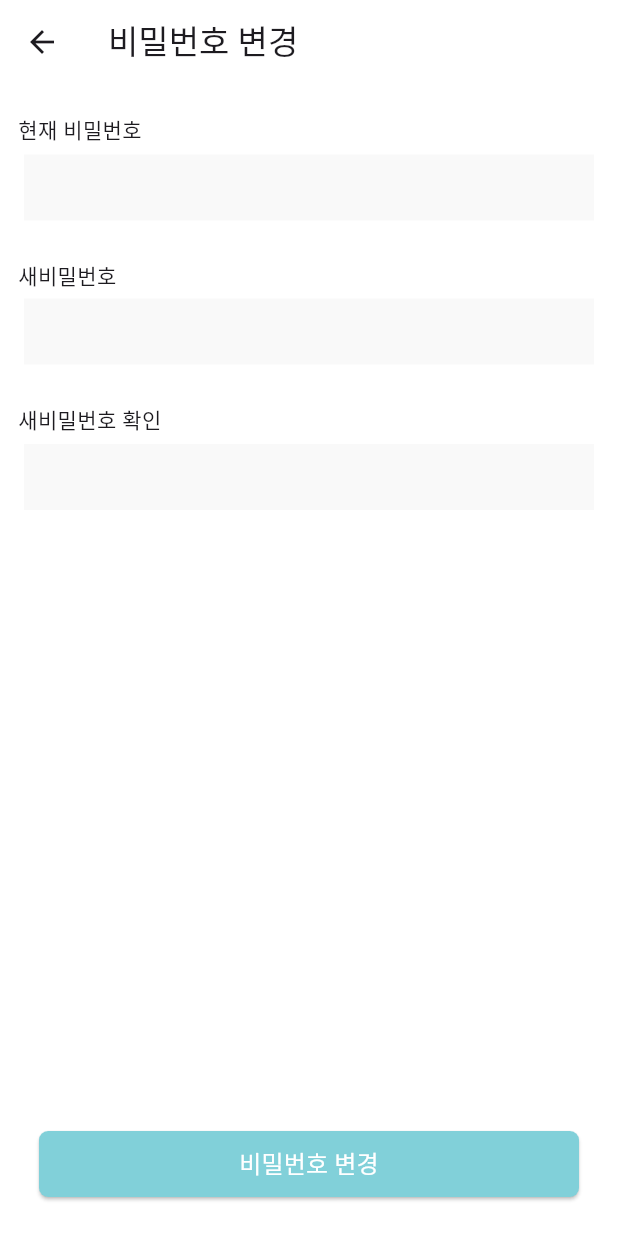
After one commit to KangHuiSoo/my-couple-app, a Flutter app: the PasswordEditScreen screen opened directly, on a phone screen of 412 x 824 dp. The commit adds this screen. Run offline on Flutter 3.47's test engine with Material 3 defaults, Android fonts, the phone set to English and light mode, and no system bars; our stand-ins replace flutter_svg, font_awesome_flutter, google_maps_flutter, image_picker, table_calendar; Roboto replaces fonts that are missing (Pretendard).

Commit message:
패스워드 변경 페이지 추가

```diff
--- a/lib/ui/mypage/mypage_screen.dart
+++ b/lib/ui/mypage/mypage_screen.dart
@@ -1,5 +1,6 @@
 import 'package:flutter/material.dart';
 import 'package:my_couple_app/core/ui/component/profile_photo.dart';
+import 'package:my_couple_app/ui/mypage/password_edit_screen.dart';
 import 'package:my_couple_app/ui/mypage/profile_edit_screen.dart';
 import 'package:my_couple_app/ui/place/datepicker_screen.dart';
 
@@ -58,7 +59,7 @@ class MyPageScreen extends StatelessWidget {
             child: ListView(
               children: [
                 _buildMenuItem(context, '회원 정보 수정', ProfileEditScreen()),
-                // _buildMenuItem(context, '비밀번호 변경', ),
+                _buildMenuItem(context, '비밀번호 변경', PasswordEditScreen()),
                 // _buildMenuItem(context, '커플인증/해제'),
                 // _buildMenuItem(context, '앱설정'),
                 // const SizedBox(height: 10),
--- /dev/null
+++ b/lib/ui/mypage/password_edit_screen.dart
@@ -0,0 +1,91 @@
+import 'package:flutter/material.dart';
+import 'package:my_couple_app/core/constants/colors.dart';
+import 'package:my_couple_app/core/ui/component/custom_button.dart';
+
+import '../../core/ui/component/custom_text_field.dart';
+
+class PasswordEditScreen extends StatefulWidget {
+  const PasswordEditScreen({super.key});
+
+  @override
+  State<PasswordEditScreen> createState() => _PasswordEditScreenState();
+}
+
+class _PasswordEditScreenState extends State<PasswordEditScreen> {
+  @override
+  Widget build(BuildContext context) {
+    return Scaffold(
+        backgroundColor: Colors.white,
+        appBar: AppBar(
+          backgroundColor: Colors.white,
+          title: Text("비밀번호 변경"),
+        ),
+        body: Column(
+          children: [
+            SizedBox(height: 20.0),
+            Expanded(
+              child: Container(
+                child: Column(
+                  crossAxisAlignment: CrossAxisAlignment.start,
+                  children: [
+                    Padding(
+                      padding: const EdgeInsets.symmetric(horizontal: 12.0),
+                      child: Text(
+                        '현재 비밀번호',
+                        style: TextStyle(
+                            fontSize: 14.0, fontWeight: FontWeight.w500),
+                      ),
+                    ),
+                    Padding(
+                      padding: const EdgeInsets.symmetric(
+                          horizontal: 16.0, vertical: 6.0),
+                      child: CustomTextField(hintText: ""),
+                    ),
+                    SizedBox(height: 20),
+                    Padding(
+                      padding: const EdgeInsets.symmetric(horizontal: 12.0),
+                      child: Text(
+                        '새비밀번호',
+                        style: TextStyle(
+                            fontSize: 14.0, fontWeight: FontWeight.w500),
+                      ),
+                    ),
+                    Padding(
+                      padding: const EdgeInsets.symmetric(
+                          horizontal: 16.0, vertical: 6.0),
+                      child: CustomTextField(hintText: ""),
+                    ),
+                    SizedBox(height: 20),
+                    Padding(
+                      padding: const EdgeInsets.symmetric(horizontal: 12.0),
+                      child: Text(
+                        '새비밀번호 확인',
+                        style: TextStyle(
+                            fontSize: 14.0, fontWeight: FontWeight.w500),
+                      ),
+                    ),
+                    Padding(
+                      padding: const EdgeInsets.symmetric(
+                          horizontal: 16.0, vertical: 6.0),
+                      child: CustomTextField(hintText: ""),
+                    ),
+                  ],
+                ),
+              ),
+            ),
+            SizedBox(height: 20),
+            Container(
+              child: Padding(
+                padding: const EdgeInsets.all(26.0),
+                child: CustomButton(
+                  onPressed: () {},
+                  buttonText: "비밀번호 변경",
+                  backgroundColor: PRIMARY_COLOR,
+                  textColor: Colors.white,
+                ),
+              ),
+            )
+          ],
+        ));
+  }
+}
```
